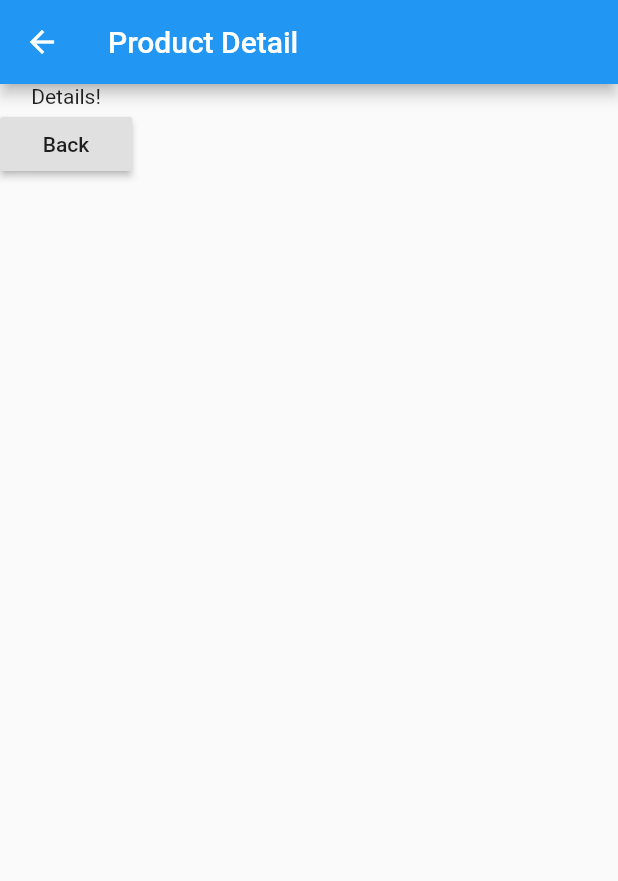
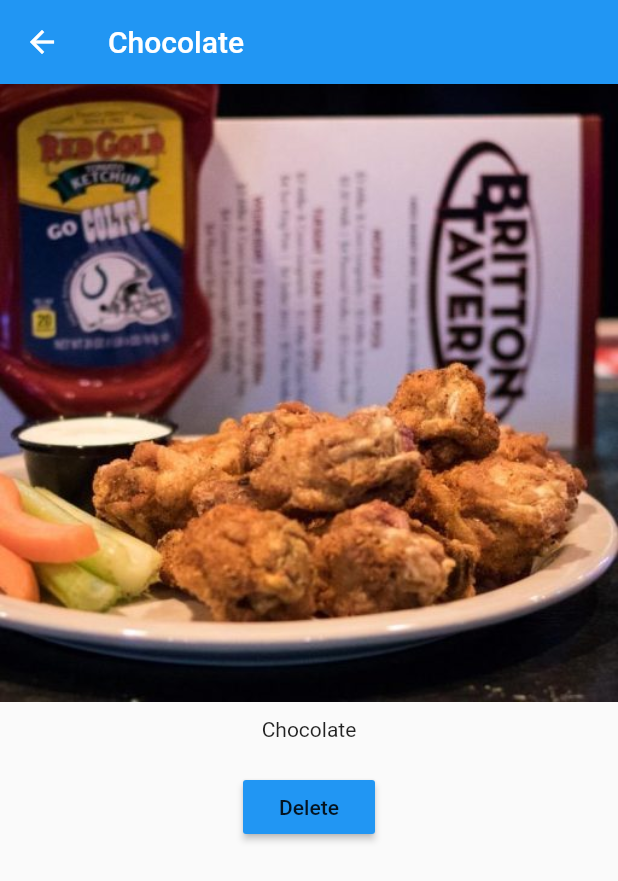
Before and after one commit to petercsakany/easylist, a Flutter app: the screen it shows after launch, after a tap on "Add Product", after a tap on "Details", on a phone screen of 412 x 824 dp. Shown: the top 881 px of the screen. Run offline on Flutter 3.47's test engine with Material 2 defaults, Android fonts, the phone set to English and light mode, and no system bars.

Commit message:
Product page improvement - Passing data around pages.

```diff
--- a/lib/pages/product.dart
+++ b/lib/pages/product.dart
@@ -1,19 +1,33 @@
 import 'package:flutter/material.dart';
 
 class ProductPage extends StatelessWidget {
+  final String title;
+  final String imageUrl;
+
+  ProductPage(this.title, this.imageUrl);
+
   @override
   Widget build(BuildContext context) {
     return Scaffold(
       appBar: AppBar(
-        title: Text('Product Detail'),
+        title: Text(title),
       ),
       body: Column(
+        crossAxisAlignment: CrossAxisAlignment.center,
         children: <Widget>[
-          Text('Details!'),
-          RaisedButton(
-            child: Text('Back'),
-            onPressed: () => Navigator.pop(context),
-          )
+          Image.asset(imageUrl),
+          Container(
+            padding: EdgeInsets.all(10.0),
+            child: Text(title),
+          ),
+          Container(
+            padding: EdgeInsets.all(10.0),
+            child: RaisedButton(
+              color: Theme.of(context).primaryColor,
+              child: Text('Delete'),
+              onPressed: () => Navigator.pop(context, true),
+            ),
+          ),
         ],
       ),
     );
--- a/lib/product_control.dart
+++ b/lib/product_control.dart
@@ -8,11 +8,10 @@ class ProductControl extends StatelessWidget {
   @override
   Widget build(BuildContext context) {
     return RaisedButton(
-            onPressed: () {
-              addProduct('New Product');
-            },
-            child: Text('Add Product'),
-          );
+      onPressed: () {
+        addProduct({'title': 'Chocolate', 'image': 'assets/food.jpg'});
+      },
+      child: Text('Add Product'),
+    );
   }
-
 }
--- a/lib/products.dart
+++ b/lib/products.dart
@@ -3,28 +3,33 @@ import 'package:flutter/material.dart';
 import './pages/product.dart';
 
 class Products extends StatelessWidget {
-  final List<String> products;
+  final List<Map<String, String>> products;
+  final Function deleteProduct;
 
-  Products(
-      [this.products =
-          const []]); //const to make sure we don't intend to change the list
+  Products(this.products, {this.deleteProduct});
 
   Widget _buildProductItem(BuildContext context, int index) {
     return Card(
       child: Column(
         children: <Widget>[
-          Image.asset('assets/food.jpg'),
-          Text(products[index]),
+          Image.asset(products[index]['image']),
+          Text(products[index]['title']),
           ButtonBar(
             alignment: MainAxisAlignment.center,
             children: <Widget>[
               FlatButton(
                 child: Text('Details'),
-                onPressed: () => Navigator.push(
-                    context,
-                    MaterialPageRoute(
-                      builder: (BuildContext context) => ProductPage(),
-                    )),
+                onPressed: () => Navigator.push<bool>(
+                        context,
+                        MaterialPageRoute(
+                          builder: (BuildContext context) => ProductPage(
+                                products[index]['title'],
+                                products[index]['image'],
+                              ),
+                        )).then((bool value) {
+                          print(value);
+                          if(value) {deleteProduct(index);}
+                    }),
               )
             ],
           )
--- a/lib/products_manager.dart
+++ b/lib/products_manager.dart
@@ -4,7 +4,7 @@ import './products.dart';
 import './product_control.dart';
 
 class ProductManager extends StatefulWidget {
-  final String startingProduct;
+  final Map<String, String> startingProduct;
 
   ProductManager({this.startingProduct});
 
@@ -15,11 +15,17 @@ class ProductManager extends StatefulWidget {
 }
 
 class _ProductManagerState extends State<ProductManager> {
-  final List<String> _products = [];
+  final List<Map<String, String>> _products = [];
 
-  void _addProduct(String product) {
+  void _addProduct(Map<String, String> product) {
     setState(() {
       _products.add(product);
+    });
+  }
+
+  void _deleteProduct(int index) {
+    setState(() {
+      _products.removeAt(index);
     });
   }
 
@@ -35,9 +41,8 @@ class _ProductManagerState extends State<ProductManager> {
   Widget build(BuildContext context) {
     return Column(children: [
       Container(
-          margin: EdgeInsets.all(10.0),
-          child: ProductControl(_addProduct)),
-      Expanded(child: Products(_products))
+          margin: EdgeInsets.all(10.0), child: ProductControl(_addProduct)),
+      Expanded(child: Products(_products, deleteProduct: _deleteProduct))
     ]);
   }
 }
```
